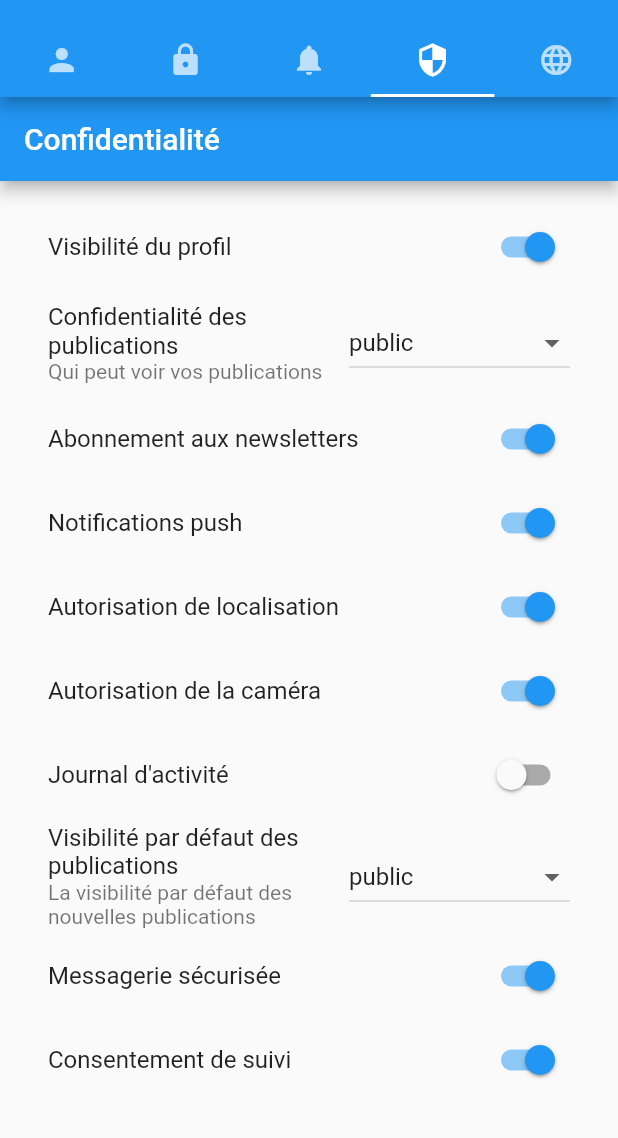
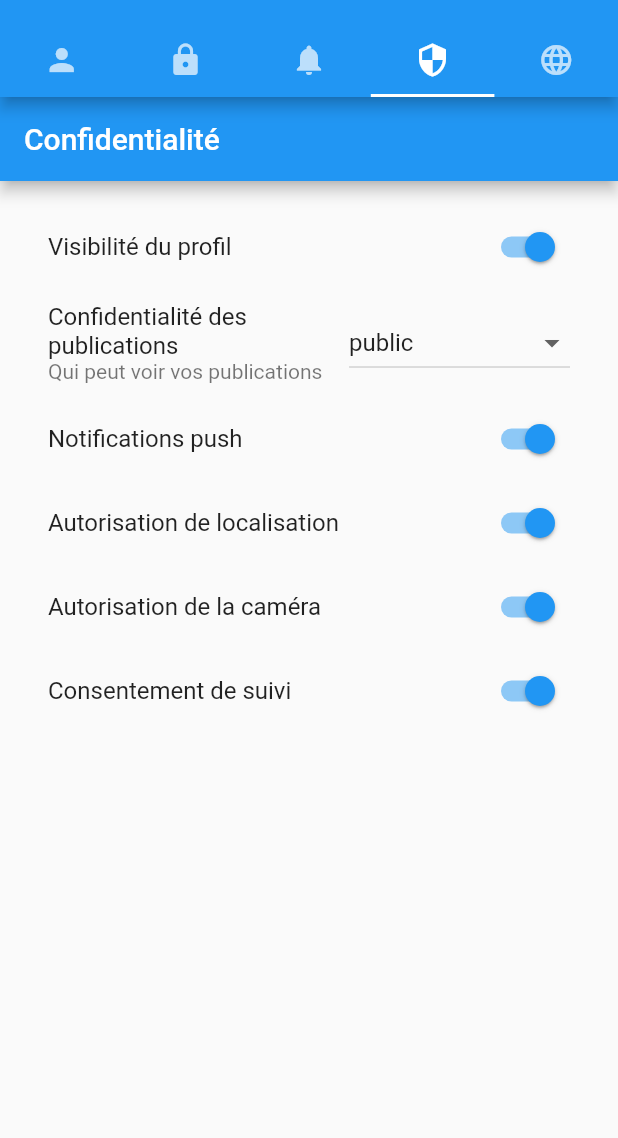
Before and after one commit to naoufal-mft/EconomiZ, a Flutter app: the screen it shows after launch, tab 4 chosen, on a phone screen of 412 x 824 dp, the part 59-1197 px from its top. Run offline on Flutter 3.47's test engine with Material 2 defaults, Android fonts, the phone set to English and light mode, and no system bars; our stand-ins replace easy_localization, flutter_translate, image_picker.

Commit message:
feat ( interface de confidentialité) : supression de quelques options non utiles

```diff
--- a/lib/parametre.dart
+++ b/lib/parametre.dart
@@ -590,15 +590,7 @@ class _ConfidentialitePageState extends State<ConfidentialitePage> {
               }).toList(),
             ),
           ),
-          SwitchListTile(
-            title: Text('Abonnement aux newsletters'),
-            value: _subscribeToNewsletter,
-            onChanged: (value) {
-              setState(() {
-                _subscribeToNewsletter = value;
-              });
-            },
-          ),
+
           SwitchListTile(
             title: Text('Notifications push'),
             value: _enablePushNotifications,
@@ -626,46 +618,9 @@ class _ConfidentialitePageState extends State<ConfidentialitePage> {
               });
             },
           ),
-          SwitchListTile(
-            title: Text('Journal d\'activité'),
-            value: _activityLogging,
-            onChanged: (value) {
-              setState(() {
-                _activityLogging = value;
-              });
-            },
-          ),
-          ListTile(
-            title: Text('Visibilité par défaut des publications'),
-            subtitle: Text('La visibilité par défaut des nouvelles publications'),
-            trailing: DropdownButton<String>(
-              value: _defaultPostVisibility,
-              onChanged: (newValue) {
-                setState(() {
-                  _defaultPostVisibility = newValue!;
-                });
-              },
-              items: <String>[
-                'public',
-                'amis uniquement',
-                'privé',
-              ].map<DropdownMenuItem<String>>((String value) {
-                return DropdownMenuItem<String>(
-                  value: value,
-                  child: Text(value),
-                );
-              }).toList(),
-            ),
-          ),
-          SwitchListTile(
-            title: Text('Messagerie sécurisée'),
-            value: _enableSecureMessaging,
-            onChanged: (value) {
-              setState(() {
-                _enableSecureMessaging = value;
-              });
-            },
-          ),
+
+
+
           SwitchListTile(
             title: Text('Consentement de suivi'),
             value: _enableTrackingConsent,
```
